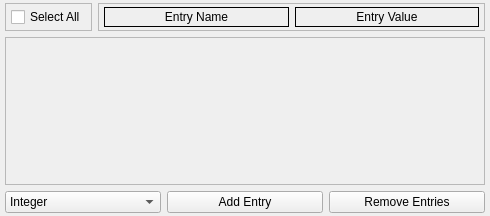
Qt form src/behavior_tree_widget/ui/BlackBoardView.ui (sealfoss/BehaviorTreeWidget) before a commit.
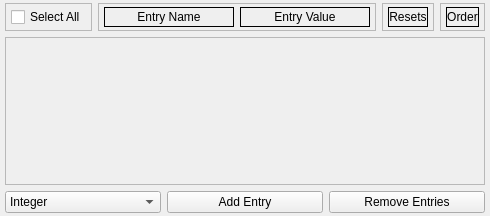
The same form after that commit.

The edit to the form file:
```diff
--- a/src/behavior_tree_widget/ui/BlackBoardView.ui
+++ b/src/behavior_tree_widget/ui/BlackBoardView.ui
@@ -140,6 +140,86 @@
         </layout>
        </widget>
       </item>
+      <item>
+       <widget class="QFrame" name="FrameResetTitle">
+        <property name="frameShape">
+         <enum>QFrame::Shape::StyledPanel</enum>
+        </property>
+        <property name="frameShadow">
+         <enum>QFrame::Shadow::Raised</enum>
+        </property>
+        <layout class="QVBoxLayout" name="layoutResetTitle">
+         <property name="leftMargin">
+          <number>5</number>
+         </property>
+         <property name="topMargin">
+          <number>3</number>
+         </property>
+         <property name="rightMargin">
+          <number>5</number>
+         </property>
+         <property name="bottomMargin">
+          <number>3</number>
+         </property>
+         <item>
+          <widget class="QLabel" name="LabelEntryReset">
+           <property name="toolTip">
+            <string>Entries with Resets checked go back to their loop-start value at the end of every execution loop</string>
+           </property>
+           <property name="frameShape">
+            <enum>QFrame::Shape::Box</enum>
+           </property>
+           <property name="text">
+            <string>Resets</string>
+           </property>
+           <property name="alignment">
+            <set>Qt::AlignmentFlag::AlignCenter</set>
+           </property>
+          </widget>
+         </item>
+        </layout>
+       </widget>
+      </item>
+      <item>
+       <widget class="QFrame" name="FrameOrderTitle">
+        <property name="frameShape">
+         <enum>QFrame::Shape::StyledPanel</enum>
+        </property>
+        <property name="frameShadow">
+         <enum>QFrame::Shadow::Raised</enum>
+        </property>
+        <layout class="QVBoxLayout" name="layoutOrderTitle">
+         <property name="leftMargin">
+          <number>5</number>
+         </property>
+         <property name="topMargin">
+          <number>3</number>
+         </property>
+         <property name="rightMargin">
+          <number>5</number>
+         </property>
+         <property name="bottomMargin">
+          <number>3</number>
+         </property>
+         <item>
+          <widget class="QLabel" name="LabelEntryOrder">
+           <property name="toolTip">
+            <string>Move an entry up or down in the list with its arrows; the order is saved with the blackboard</string>
+           </property>
+           <property name="frameShape">
+            <enum>QFrame::Shape::Box</enum>
+           </property>
+           <property name="text">
+            <string>Order</string>
+           </property>
+           <property name="alignment">
+            <set>Qt::AlignmentFlag::AlignCenter</set>
+           </property>
+          </widget>
+         </item>
+        </layout>
+       </widget>
+      </item>
      </layout>
     </widget>
    </item>
```
